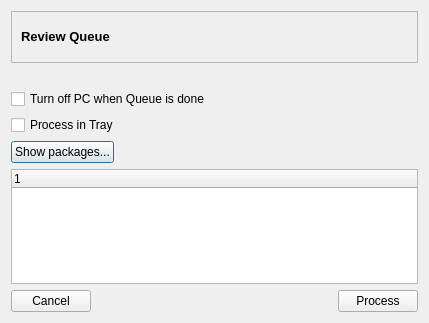
Before: the Qt Designer form trunk/ui/reviewQueueDialog.ui in drf/shaman1, drawn with Qt 5.
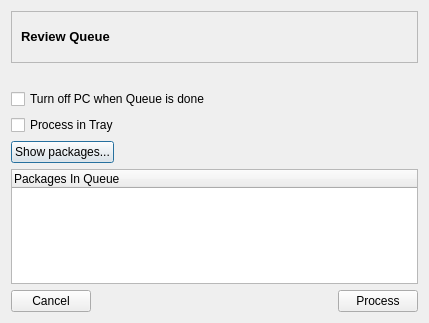
After: the same form once the commit is applied. Icons and pictures are not drawn.

Commit message: For Your Pleasure :)

What changed in the file:
```diff
--- a/trunk/ui/reviewQueueDialog.ui
+++ b/trunk/ui/reviewQueueDialog.ui
@@ -67,7 +67,7 @@
       <widget class="QTreeWidget" name="treeWidget" >
        <column>
         <property name="text" >
-         <string>1</string>
+         <string>Packages In Queue</string>
         </property>
        </column>
       </widget>
```
The commit also changes 1 other file.
